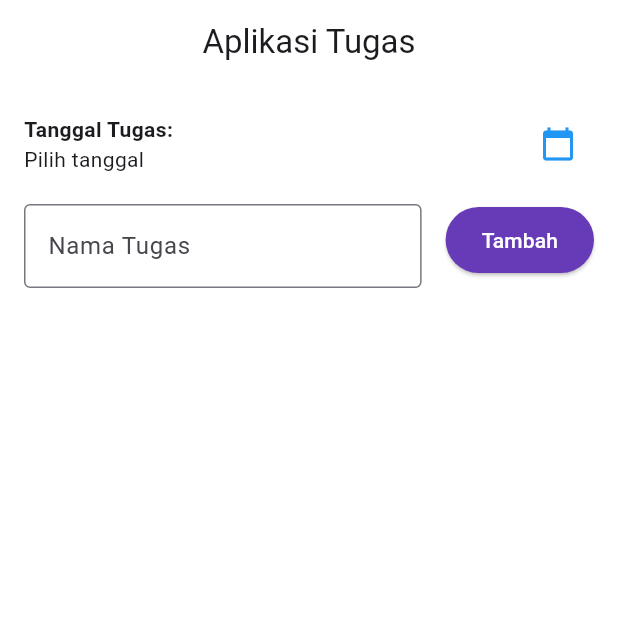
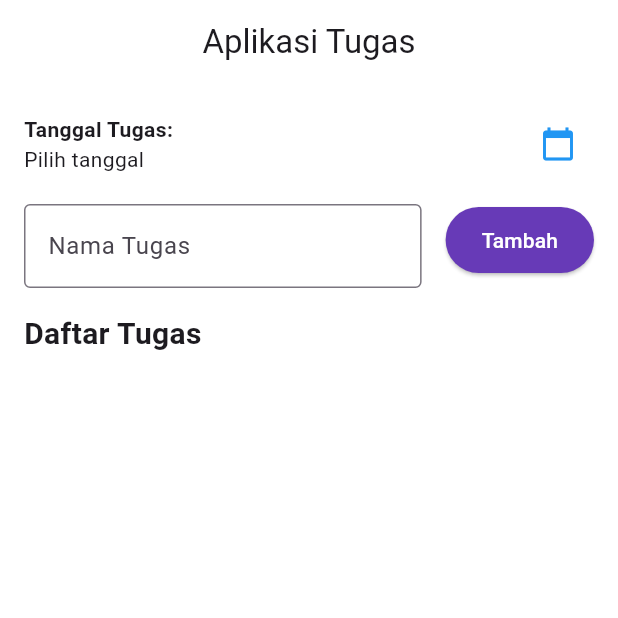
Before and after one commit to nadiacahyadewi/TodoApp_0001, a Flutter app: the screen it shows after launch, on a phone screen of 412 x 824 dp, the top half of it. Run offline on Flutter 3.47's test engine with Material 3 defaults, Android fonts, the phone set to English and light mode, and no system bars; missing offline and left inert: bottom_picker.

Commit message:
membuat judul daftar tugas

```diff
--- a/lib/todoApp_page.dart
+++ b/lib/todoApp_page.dart
@@ -184,6 +184,14 @@ class _TodoappPageState extends State<TodoappPage> {
                 ],
               ),
             ),
+            const SizedBox(height: 16),
+
+            // Judul daftar
+            const Text(
+              'Daftar Tugas',
+              style: TextStyle(fontSize: 20, fontWeight: FontWeight.bold),
+            ),
+
           ],
         ),
       ),
```
